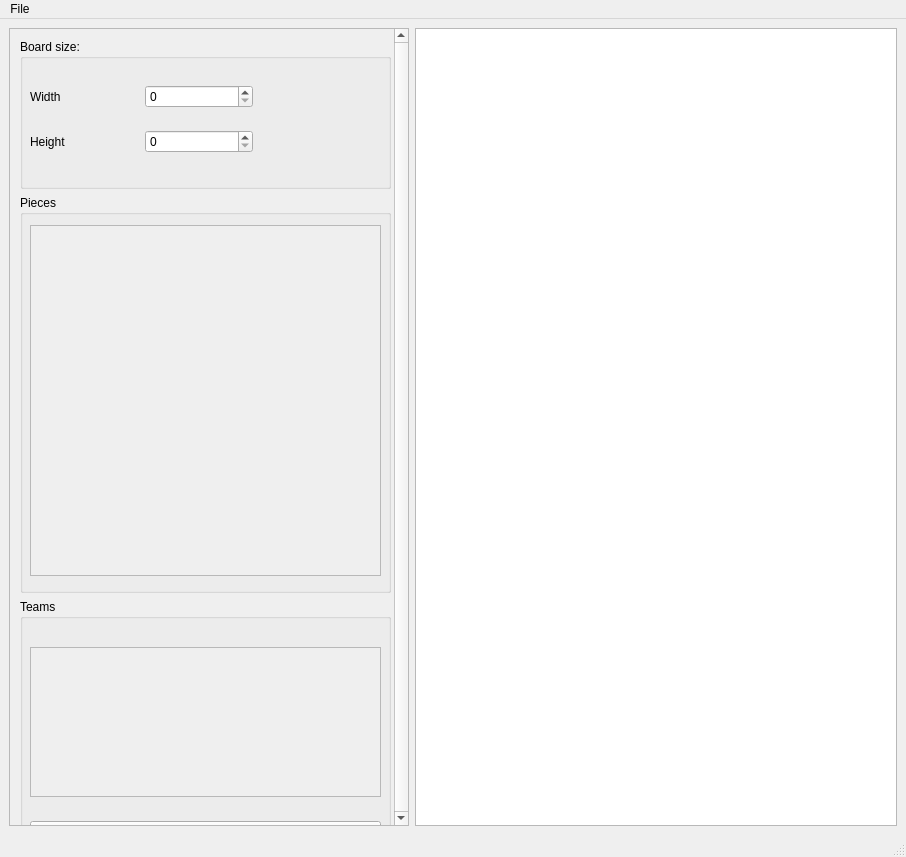
This is tools/board_editor/board_editor.ui in Bruno-Ed-cs/normal_chess as Qt 5 draws it before an edit. The edited form follows.
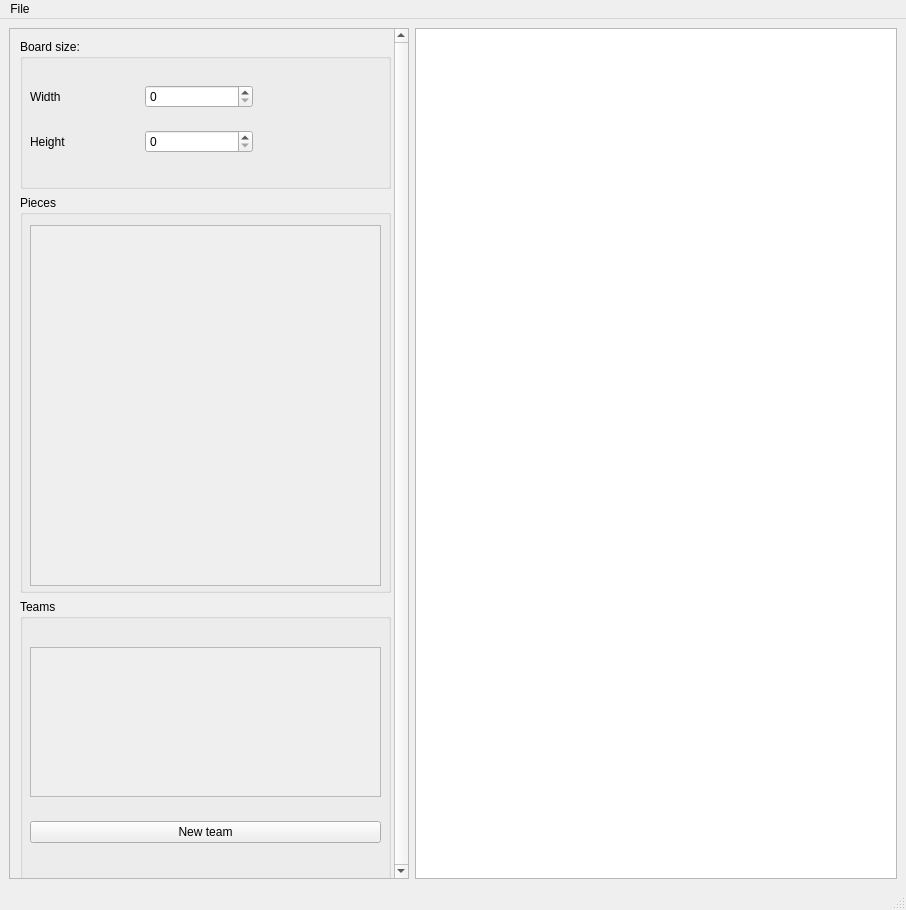
This is the edited form.

Commit message: make board

```diff
--- a/tools/board_editor/board_editor.ui
+++ b/tools/board_editor/board_editor.ui
@@ -7,7 +7,7 @@
     <x>0</x>
     <y>0</y>
     <width>906</width>
-    <height>857</height>
+    <height>910</height>
    </rect>
   </property>
   <property name="windowTitle">
@@ -52,7 +52,7 @@
            <x>0</x>
            <y>0</y>
            <width>384</width>
-           <height>787</height>
+           <height>840</height>
           </rect>
          </property>
          <widget class="QWidget" name="verticalLayoutWidget_3">
@@ -125,13 +125,7 @@
             </widget>
            </item>
            <item>
-            <widget class="QGroupBox" name="groupBox_3">
-             <property name="minimumSize">
-              <size>
-               <width>0</width>
-               <height>300</height>
-              </size>
-             </property>
+            <widget class="QGroupBox" name="PiecesBox">
              <property name="title">
               <string>Pieces</string>
              </property>
@@ -141,28 +135,28 @@
                 <x>10</x>
                 <y>30</y>
                 <width>351</width>
-                <height>351</height>
+                <height>361</height>
                </rect>
               </property>
               <property name="widgetResizable">
                <bool>true</bool>
               </property>
-              <widget class="QWidget" name="scrollAreaWidgetContents_3">
+              <widget class="QWidget" name="scrollAreaWidgetContents_2">
                <property name="geometry">
                 <rect>
                  <x>0</x>
                  <y>0</y>
                  <width>349</width>
-                 <height>349</height>
+                 <height>359</height>
                 </rect>
                </property>
                <widget class="QWidget" name="verticalLayoutWidget_4">
                 <property name="geometry">
                  <rect>
-                  <x>10</x>
-                  <y>10</y>
-                  <width>331</width>
-                  <height>331</height>
+                  <x>0</x>
+                  <y>0</y>
+                  <width>341</width>
+                  <height>351</height>
                  </rect>
                 </property>
                 <layout class="QVBoxLayout" name="verticalLayout_6"/>
@@ -215,7 +209,7 @@
                  <property name="widgetResizable">
                   <bool>true</bool>
                  </property>
-                 <widget class="QWidget" name="scrollAreaWidgetContents_2">
+                 <widget class="QWidget" name="TeamsContainer">
                   <property name="geometry">
                    <rect>
                     <x>0</x>
```
Left out of the diff: 36 changed lines with no effect on the pictures. The commit also changes 13 other files.
